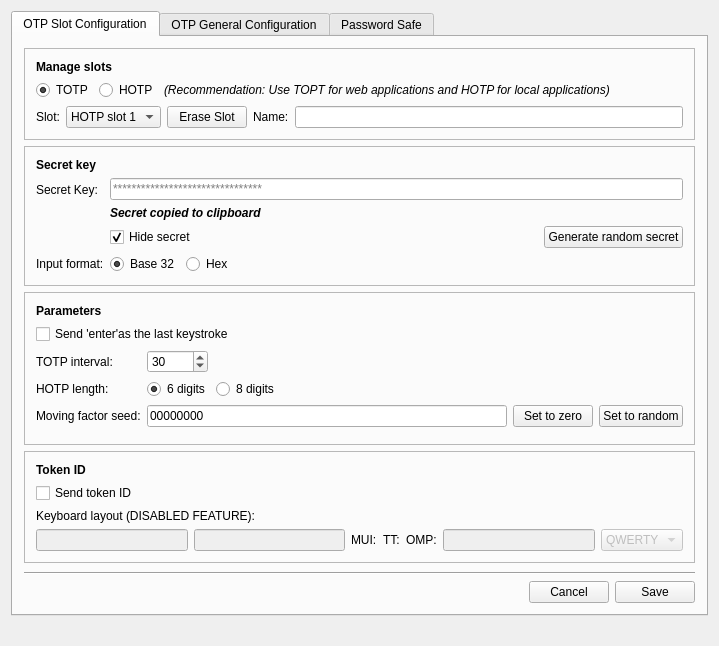
First picture: the form in ui/mainwindow.ui, repository Nitrokey/nitrokey-app, before the edit.
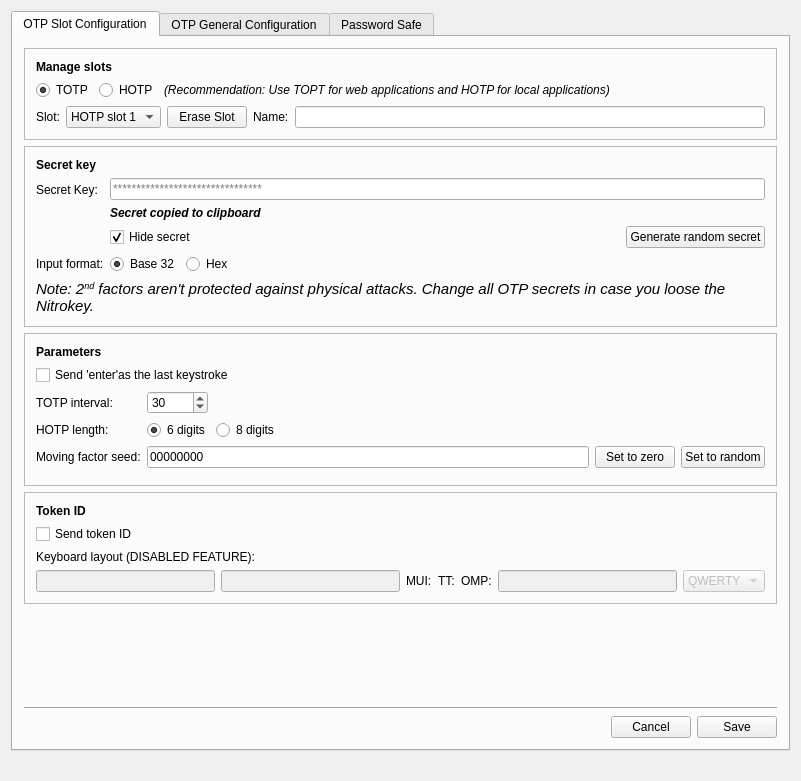
Second picture: the form after the edit. Icons and pictures are not drawn.

Commit message: OTP disclaimer

The edit to the form file:
```diff
--- a/ui/mainwindow.ui
+++ b/ui/mainwindow.ui
@@ -6,8 +6,8 @@
    <rect>
     <x>0</x>
     <y>0</y>
-    <width>719</width>
-    <height>622</height>
+    <width>801</width>
+    <height>781</height>
    </rect>
   </property>
   <property name="sizePolicy">
@@ -391,6 +391,22 @@
              </item>
             </layout>
            </item>
+           <item>
+            <widget class="QLabel" name="label_26">
+             <property name="font">
+              <font>
+               <pointsize>11</pointsize>
+               <italic>true</italic>
+              </font>
+             </property>
+             <property name="text">
+              <string>Note: 2&lt;sup&gt;nd&lt;/sup&gt; factors aren't protected against physical attacks. Change all OTP secrets in case you loose the Nitrokey.</string>
+             </property>
+             <property name="wordWrap">
+              <bool>true</bool>
+             </property>
+            </widget>
+           </item>
           </layout>
          </widget>
         </item>
```
